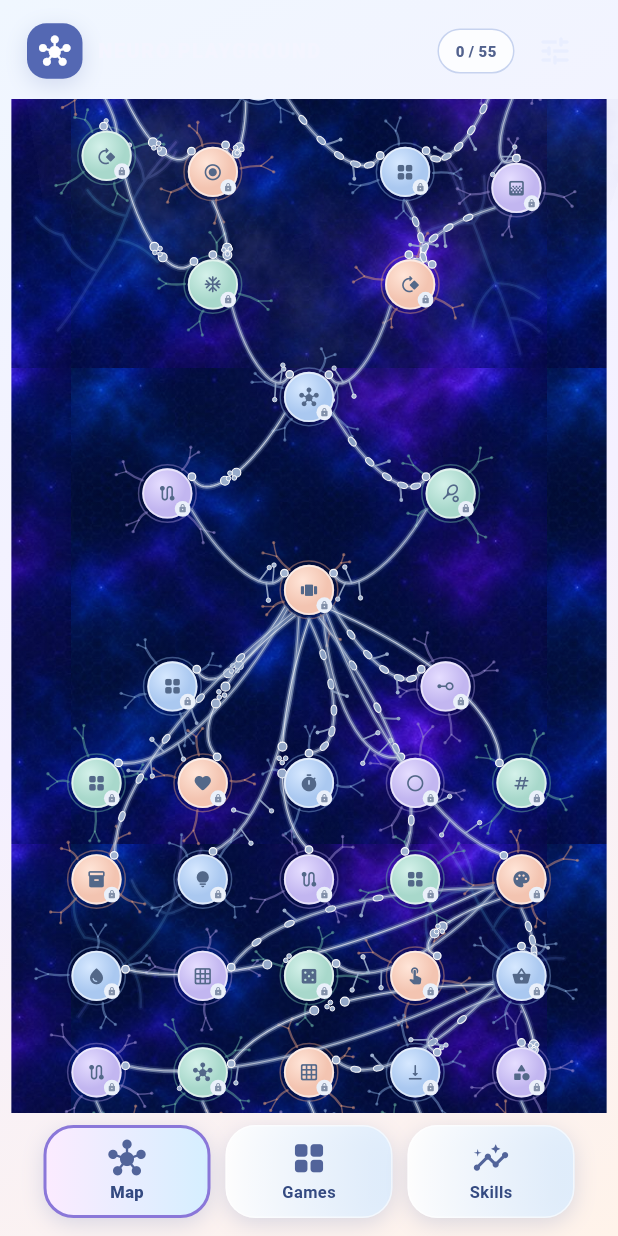
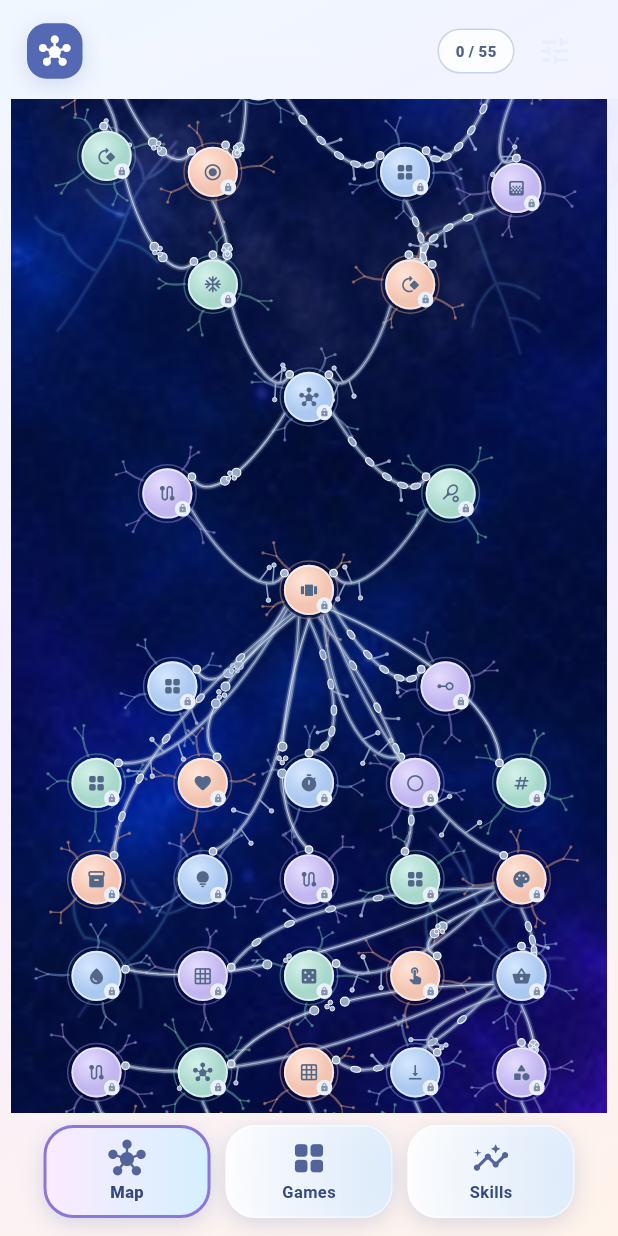
Before and after one commit to nurgeldiserikbay/flooria, a Flutter app: the screen it shows after launch, on a phone screen of 412 x 824 dp. Run offline on Flutter 3.47's test engine with Material 3 defaults, Android fonts, the phone set to English and light mode, and no system bars; our stand-ins replace flutter_svg, shared_preferences.

Commit message:
Remove visible seams from the neuron map background

```diff
--- a/lib/ui/neuro_map.dart
+++ b/lib/ui/neuro_map.dart
@@ -499,9 +499,8 @@
         decoration: const BoxDecoration(
           image: DecorationImage(
             image: AssetImage('assets/background/neural_hex_mesh.jpg'),
-            fit: BoxFit.none,
-            repeat: ImageRepeat.repeat,
-            scale: 1,
+            fit: BoxFit.cover,
+            filterQuality: FilterQuality.high,
           ),
         ),
       ),
```
